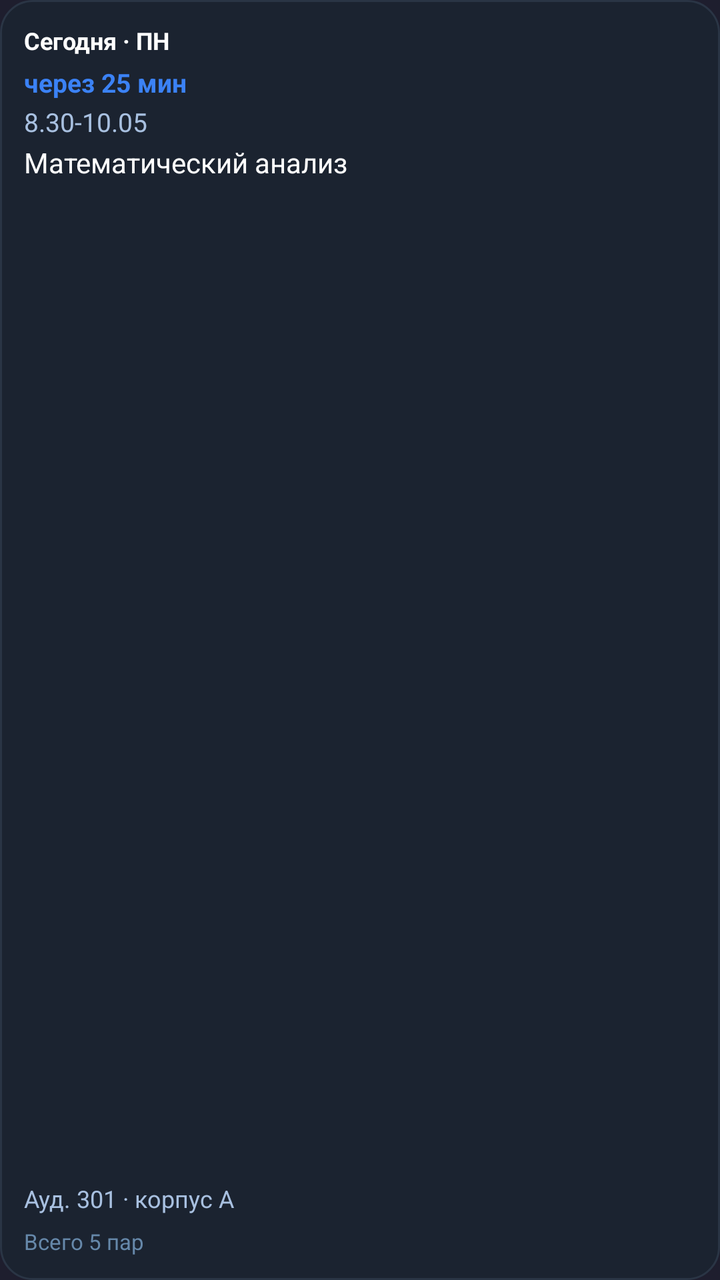
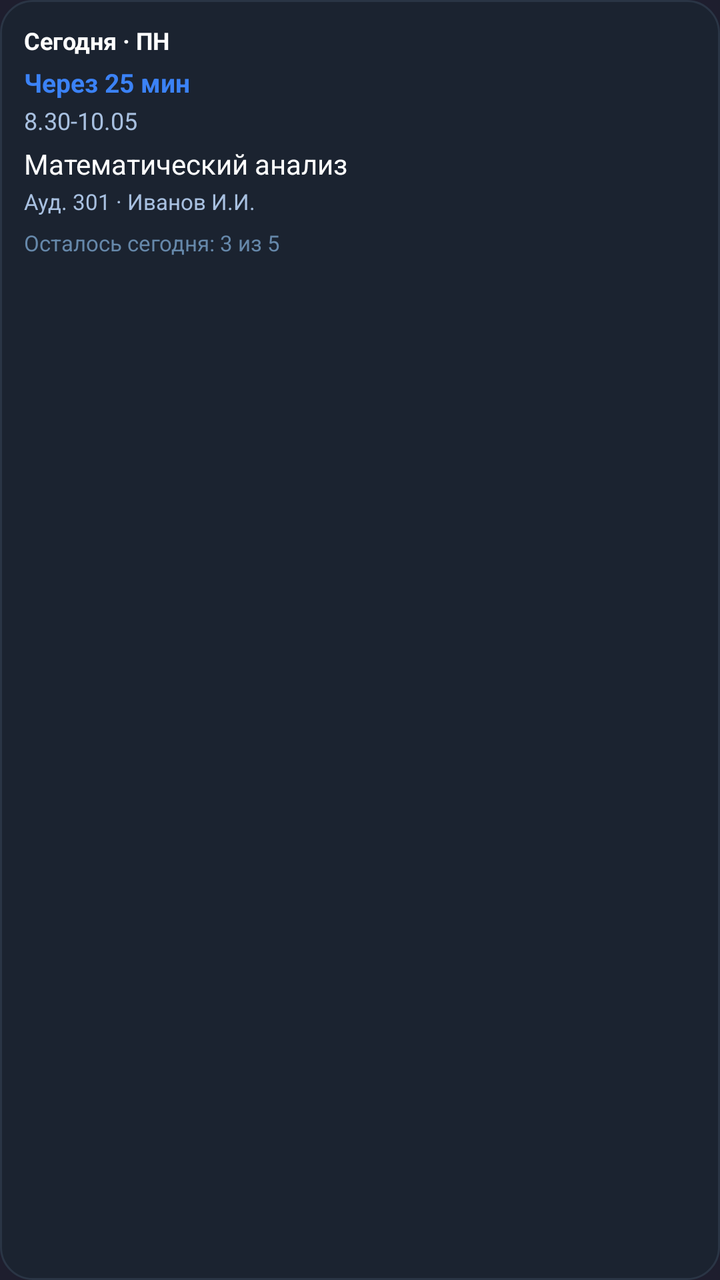

Before-and-after screenshots of an Android layout around one commit, followed by the original layout XML and the change that was made.
<!-- AndroidManifest.xml: application theme Theme.ScheduleApp -->
<!-- res/layout/widget_layout.xml -->
<?xml version="1.0" encoding="utf-8"?>
<LinearLayout xmlns:android="http://schemas.android.com/apk/res/android"
    android:id="@+id/widget_root"
    android:layout_width="match_parent"
    android:layout_height="match_parent"
    android:orientation="vertical"
    android:background="@drawable/widget_bg"
    android:padding="12dp">

    <TextView
        android:id="@+id/widget_header"
        android:layout_width="match_parent"
        android:layout_height="wrap_content"
        android:textColor="#FFFFFF"
        android:textSize="12sp"
        android:textStyle="bold"
        android:text="Сегодня · ПН" />

    <TextView
        android:id="@+id/widget_countdown"
        android:layout_width="match_parent"
        android:layout_height="wrap_content"
        android:textColor="#3B82F6"
        android:textSize="13sp"
        android:textStyle="bold"
        android:layout_marginTop="4dp"
        android:text="через 25 мин" />

    <TextView
        android:id="@+id/widget_time"
        android:layout_width="match_parent"
        android:layout_height="wrap_content"
        android:textColor="#A8C0E0"
        android:textSize="13sp"
        android:layout_marginTop="2dp"
        android:text="8.30-10.05" />

    <TextView
        android:id="@+id/widget_subject"
        android:layout_width="match_parent"
        android:layout_height="0dp"
        android:layout_weight="1"
        android:textColor="#FFFFFF"
        android:textSize="14sp"
        android:maxLines="2"
        android:ellipsize="end"
        android:layout_marginTop="2dp"
        android:text="Математический анализ" />

    <TextView
        android:id="@+id/widget_room"
        android:layout_width="match_parent"
        android:layout_height="wrap_content"
        android:textColor="#A8C0E0"
        android:textSize="12sp"
        android:layout_marginTop="2dp"
        android:text="Ауд. 301 · корпус А" />

    <TextView
        android:id="@+id/widget_footer"
        android:layout_width="match_parent"
        android:layout_height="wrap_content"
        android:textColor="#6688AA"
        android:textSize="11sp"
        android:layout_marginTop="6dp"
        android:text="Всего 5 пар" />
</LinearLayout>
<!-- resources referenced by this layout -->
<resources>
  <!-- drawable widget_bg (drawable) -->
  <?xml version="1.0" encoding="utf-8"?>
  <shape xmlns:android="http://schemas.android.com/apk/res/android"
      android:shape="rectangle">
      <solid android:color="#1B2330" />
      <corners android:radius="16dp" />
      <stroke android:width="1dp" android:color="#2A3545" />
  </shape>
  <style name="Theme.ScheduleApp" parent="android:Theme.Material.NoActionBar">
          <item name="android:statusBarColor">#1E1E2E</item>
          <item name="android:navigationBarColor">#1E1E2E</item>
          <item name="android:windowBackground">#1E1E2E</item>
      </style>
</resources>

<!-- the commit's change to res/layout/widget_layout.xml (unified diff, before → after) -->
@@ -14,6 +14,8 @@
         android:textColor="#FFFFFF"
         android:textSize="12sp"
         android:textStyle="bold"
+        android:maxLines="1"
+        android:ellipsize="end"
         android:text="Сегодня · ПН" />
 
     <TextView
@@ -23,28 +25,31 @@
         android:textColor="#3B82F6"
         android:textSize="13sp"
         android:textStyle="bold"
+        android:maxLines="1"
+        android:ellipsize="end"
         android:layout_marginTop="4dp"
-        android:text="через 25 мин" />
+        android:text="Через 25 мин" />
 
     <TextView
         android:id="@+id/widget_time"
         android:layout_width="match_parent"
         android:layout_height="wrap_content"
         android:textColor="#A8C0E0"
-        android:textSize="13sp"
+        android:textSize="12sp"
+        android:maxLines="1"
+        android:ellipsize="end"
         android:layout_marginTop="2dp"
         android:text="8.30-10.05" />
 
     <TextView
         android:id="@+id/widget_subject"
         android:layout_width="match_parent"
-        android:layout_height="0dp"
-        android:layout_weight="1"
+        android:layout_height="wrap_content"
         android:textColor="#FFFFFF"
         android:textSize="14sp"
         android:maxLines="2"
         android:ellipsize="end"
-        android:layout_marginTop="2dp"
+        android:layout_marginTop="4dp"
         android:text="Математический анализ" />
 
     <TextView
@@ -52,9 +57,11 @@
         android:layout_width="match_parent"
         android:layout_height="wrap_content"
         android:textColor="#A8C0E0"
-        android:textSize="12sp"
+        android:textSize="11sp"
+        android:maxLines="1"
+        android:ellipsize="end"
         android:layout_marginTop="2dp"
-        android:text="Ауд. 301 · корпус А" />
+        android:text="Ауд. 301 · Иванов И.И." />
 
     <TextView
         android:id="@+id/widget_footer"
@@ -62,6 +69,8 @@
         android:layout_height="wrap_content"
         android:textColor="#6688AA"
         android:textSize="11sp"
+        android:maxLines="1"
+        android:ellipsize="end"
         android:layout_marginTop="6dp"
-        android:text="Всего 5 пар" />
+        android:text="Осталось сегодня: 3 из 5" />
 </LinearLayout>
